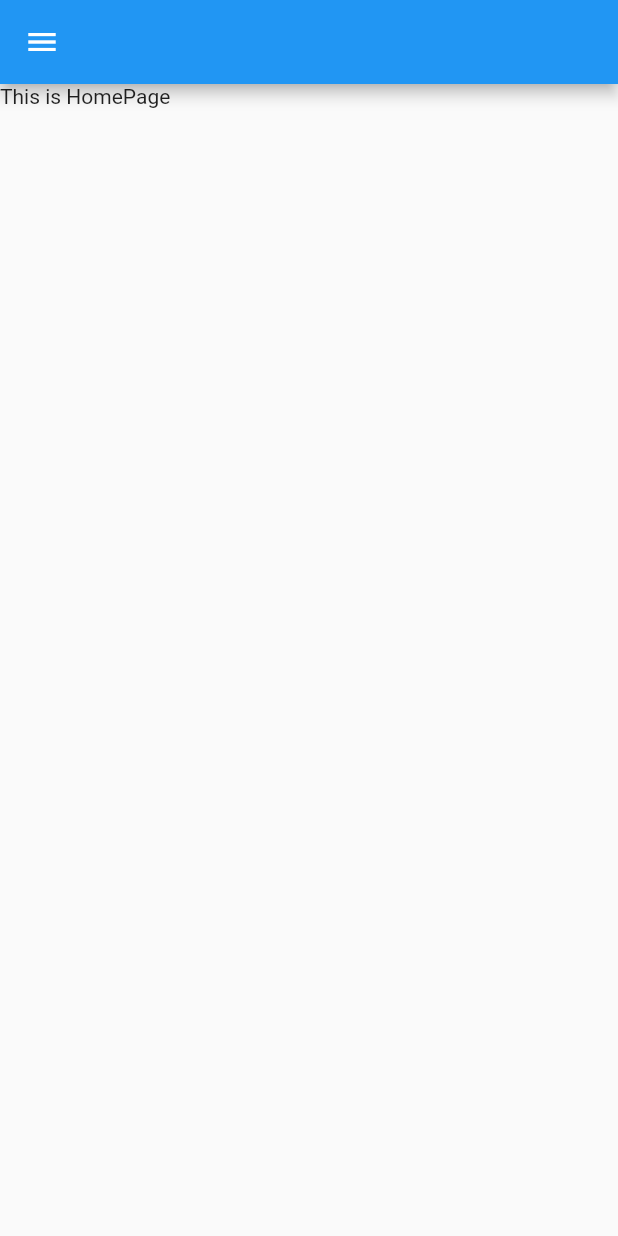
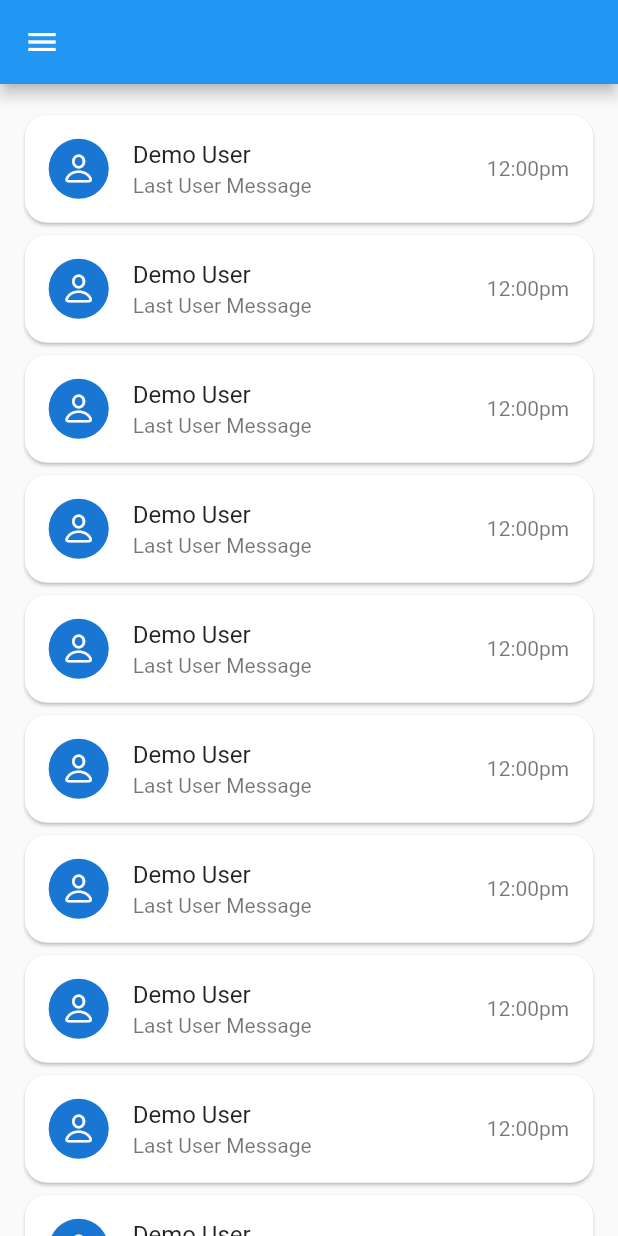
Before and after one commit to amitedugaon/we-chat, a Flutter app: the HomePage screen opened directly, on a phone screen of 412 x 824 dp. Run offline on Flutter 3.47's test engine with Material 2 defaults, Android fonts, the phone set to English and light mode, and no system bars; our stand-ins replace cloud_firestore, firebase_auth, firebase_core, google_sign_in; accounts and stored records are empty.

Commit message:
second commit

```diff
--- /dev/null
+++ b/lib/api/api.dart
@@ -0,0 +1,5 @@
+import 'package:cloud_firestore/cloud_firestore.dart';
+
+class Apis{
+static FirebaseFirestore  firestore=FirebaseFirestore.instance;
+}
--- a/lib/page/home_page/home_page.dart
+++ b/lib/screen/home_page/home_page.dart
@@ -1,6 +1,9 @@
 import 'package:chat_application/main.dart';
 import 'package:firebase_auth/firebase_auth.dart';
 import 'package:flutter/material.dart';
+import 'package:google_sign_in/google_sign_in.dart';
+
+import '../../widget/chat_widget_card.dart';
 
 class HomePage extends StatefulWidget {
   const HomePage({super.key});
@@ -12,9 +15,9 @@ class HomePage extends StatefulWidget {
 class _HomePageState extends State<HomePage> {
   @override
   Widget build(BuildContext context) {
+    mq = MediaQuery.of(context).size;
     return Scaffold(
-      appBar: AppBar(
-      ),
+      appBar: AppBar(),
       drawer: Drawer(
         child: Column(
           children: [
@@ -23,29 +26,33 @@ class _HomePageState extends State<HomePage> {
             InkWell(
               onTap: () {
                 FirebaseAuth.instance.signOut();
-                Navigator.pushReplacement(context,
-                    MaterialPageRoute(builder: (context) => SplashScreen(),));
+                GoogleSignIn().signOut();
+                Navigator.pushReplacement(
+                    context,
+                    MaterialPageRoute(
+                      builder: (context) => SplashScreen(),
+                    ));
               },
               child: Padding(
                 padding: const EdgeInsets.all(8.0),
                 child: Row(
-                  children: [
-                    Icon(Icons.logout),
-                    Text("Logout")
-                  ],
+                  children: [Icon(Icons.logout), Text("Logout")],
                 ),
               ),
             ),
-            SizedBox(height: 20,)
+            SizedBox(
+              height: 20,
+            )
           ],
         ),
       ),
-      body: SingleChildScrollView(
-        child: Column(
-          children: [
-            Text("This is HomePage")
-          ],
-        ),
+      body: ListView.builder(
+        padding: EdgeInsets.only(top: mq.height*.02),
+        physics: BouncingScrollPhysics(),
+        itemBuilder: (context, index){
+          return ChatUserCard();
+        },
+        itemCount: 18,
       ),
     );
   }
--- /dev/null
+++ b/lib/widget/chat_widget_card.dart
@@ -0,0 +1,37 @@
+import 'package:flutter/cupertino.dart';
+import 'package:flutter/material.dart';
+
+import '../main.dart';
+
+class ChatUserCard extends StatefulWidget {
+  const ChatUserCard({super.key});
+
+  @override
+  State<ChatUserCard> createState() => _ChatUserCardState();
+}
+
+class _ChatUserCardState extends State<ChatUserCard> {
+  @override
+  Widget build(BuildContext context) {
+    mq = MediaQuery.of(context).size;
+    return Card(
+        shape: RoundedRectangleBorder(borderRadius: BorderRadius.circular(15)),
+        // color: Colors.blue.shade100,
+        elevation: 1,
+        margin: EdgeInsets.symmetric(horizontal: mq.width * .04, vertical: 4),
+        child: InkWell(
+          child: ListTile(
+            trailing: Text(
+              "12:00pm",
+              style: TextStyle(color: Colors.black54),
+            ),
+            leading: CircleAvatar(child: Icon(CupertinoIcons.person)),
+            title: Text("Demo User"),
+            subtitle: Text(
+              "Last User Message",
+              maxLines: 1,
+            ),
+          ),
+        ));
+  }
+}
--- a/pubspec.yaml
+++ b/pubspec.yaml
@@ -6,6 +6,7 @@ publish_to: 'none' # Remove this line if you wish to publish to pub.dev
 
 # The following defines the version and build number for your application.
 # A version number is three numbers separated by dots, like 1.2.43
+
 # followed by an optional build number separated by a +.
 # Both the version and the builder number may be overridden in flutter
 # build by specifying --build-name and --build-number, respectively.
@@ -56,6 +57,8 @@ dependencies:
   firebase_auth: ^4.10.0
   firebase_core: ^2.16.0
   flutter_launcher_icons: ^0.11.0
+  google_sign_in: ^6.1.5
+  cloud_firestore: ^4.9.3
 
 dev_dependencies:
   flutter_test:
```
Also changed, not shown: lib/helper/dilogs.dart (added, +14 -0 lines), lib/main.dart (+12 -5 lines), lib/screen/auth/login_screen.dart (added, +117 -0 lines), pubspec.lock, 3 other files.
